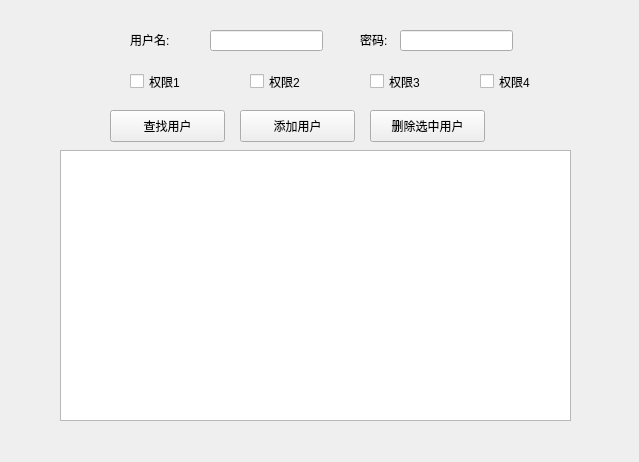
freshStones/alpaca, file Interface_BT/adminwindow.ui: the form before one commit.
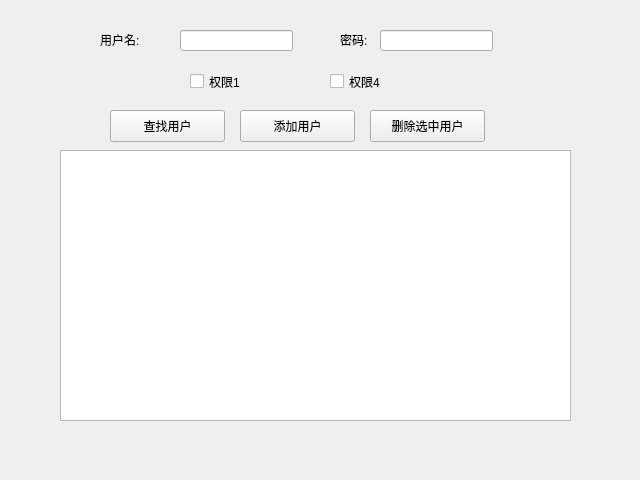
The form after the commit.

```diff
--- a/Interface_BT/adminwindow.ui
+++ b/Interface_BT/adminwindow.ui
@@ -6,8 +6,8 @@
    <rect>
     <x>0</x>
     <y>0</y>
-    <width>639</width>
-    <height>462</height>
+    <width>640</width>
+    <height>480</height>
    </rect>
   </property>
   <property name="windowTitle">
@@ -65,7 +65,7 @@
   <widget class="QLineEdit" name="username">
    <property name="geometry">
     <rect>
-     <x>210</x>
+     <x>180</x>
      <y>30</y>
      <width>113</width>
      <height>21</height>
@@ -75,7 +75,7 @@
   <widget class="QLabel" name="label">
    <property name="geometry">
     <rect>
-     <x>130</x>
+     <x>100</x>
      <y>30</y>
      <width>62</width>
      <height>19</height>
@@ -88,7 +88,7 @@
   <widget class="QCheckBox" name="checkBox">
    <property name="geometry">
     <rect>
-     <x>130</x>
+     <x>190</x>
      <y>70</y>
      <width>86</width>
      <height>23</height>
@@ -98,36 +98,10 @@
     <string>权限1</string>
    </property>
   </widget>
-  <widget class="QCheckBox" name="checkBox_2">
-   <property name="geometry">
-    <rect>
-     <x>250</x>
-     <y>70</y>
-     <width>86</width>
-     <height>23</height>
-    </rect>
-   </property>
-   <property name="text">
-    <string>权限2</string>
-   </property>
-  </widget>
-  <widget class="QCheckBox" name="checkBox_3">
-   <property name="geometry">
-    <rect>
-     <x>370</x>
-     <y>70</y>
-     <width>86</width>
-     <height>23</height>
-    </rect>
-   </property>
-   <property name="text">
-    <string>权限3</string>
-   </property>
-  </widget>
   <widget class="QCheckBox" name="checkBox_4">
    <property name="geometry">
     <rect>
-     <x>480</x>
+     <x>330</x>
      <y>70</y>
      <width>86</width>
      <height>23</height>
@@ -140,7 +114,7 @@
   <widget class="QLabel" name="label_2">
    <property name="geometry">
     <rect>
-     <x>360</x>
+     <x>340</x>
      <y>30</y>
      <width>62</width>
      <height>19</height>
@@ -153,7 +127,7 @@
   <widget class="QLineEdit" name="password">
    <property name="geometry">
     <rect>
-     <x>400</x>
+     <x>380</x>
      <y>30</y>
      <width>113</width>
      <height>21</height>
```
